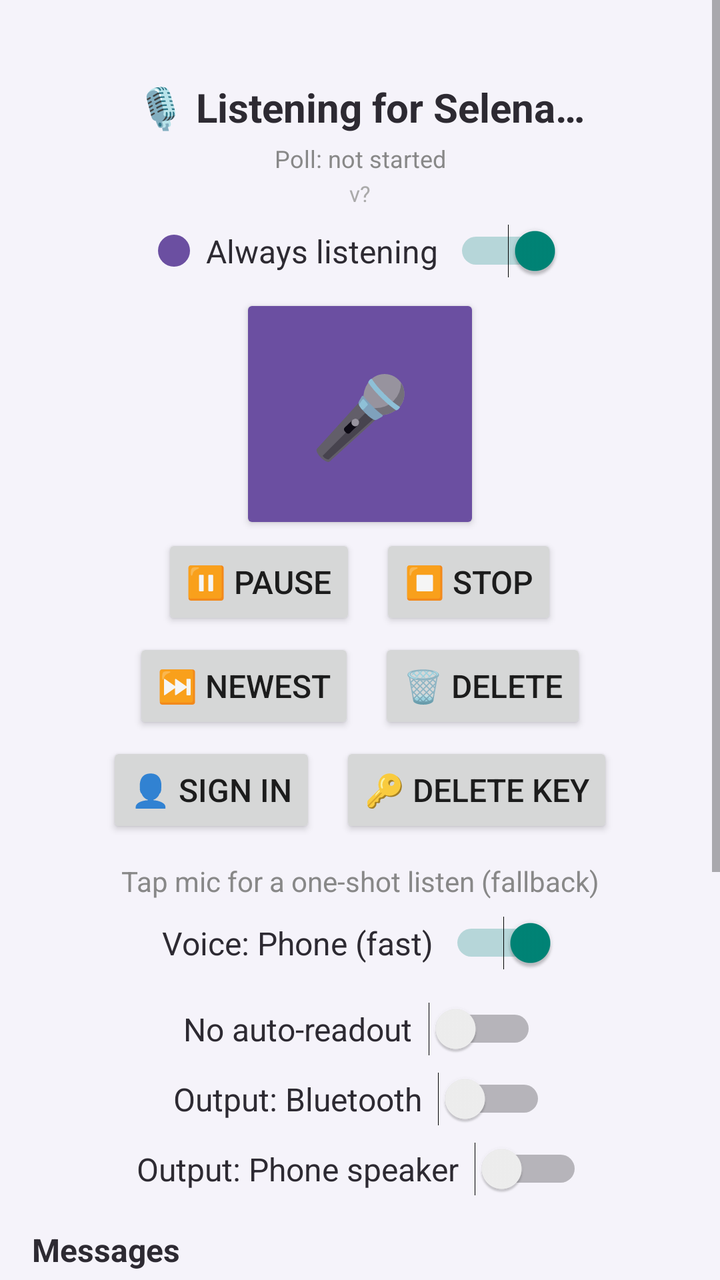
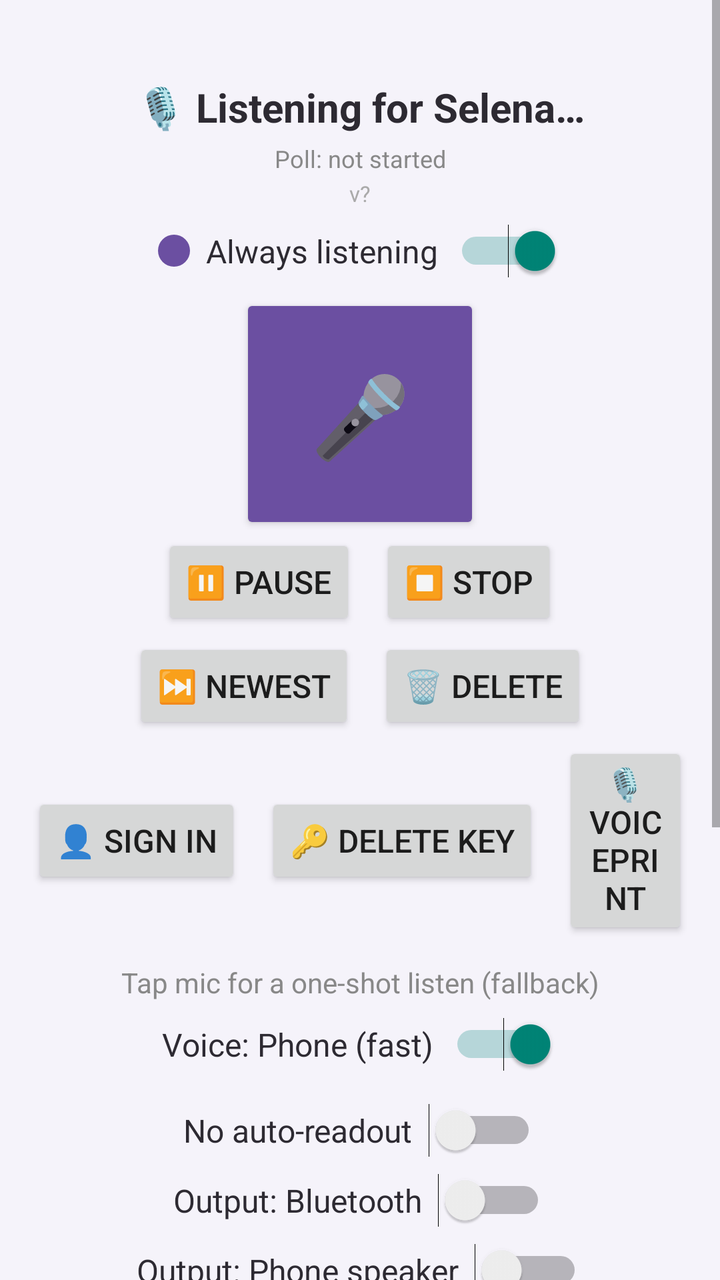

Two renders of the same Android screen: before a commit and after it. Below are the layout's source before the change and the commit's diff.
<!-- AndroidManifest.xml: application theme android:Theme.Material.Light.NoActionBar -->
<!-- res/layout/activity_main.xml -->
<?xml version="1.0" encoding="utf-8"?>
<ScrollView xmlns:android="http://schemas.android.com/apk/res/android"
    android:id="@+id/outerScroll"
    android:layout_width="match_parent"
    android:layout_height="match_parent"
    android:background="@color/selena_light"
    android:fillViewport="true">

<LinearLayout
    android:layout_width="match_parent"
    android:layout_height="wrap_content"
    android:orientation="vertical"
    android:padding="16dp">

    
    <TextView
        android:id="@+id/statusText"
        android:layout_width="match_parent"
        android:layout_height="wrap_content"
        android:text="🎙️ Listening for Selena…"
        android:textSize="20sp"
        android:textStyle="bold"
        android:textColor="@color/selena_dark"
        android:gravity="center"
        android:paddingTop="24dp"
        android:paddingBottom="4dp" />

    
    <TextView
        android:id="@+id/pollStatusText"
        android:layout_width="match_parent"
        android:layout_height="wrap_content"
        android:text="Poll: not started"
        android:textSize="12sp"
        android:textColor="#888888"
        android:gravity="center"
        android:paddingBottom="2dp" />

    
    <TextView
        android:id="@+id/versionText"
        android:layout_width="match_parent"
        android:layout_height="wrap_content"
        android:text="v?"
        android:textSize="11sp"
        android:textColor="#AAAAAA"
        android:gravity="center"
        android:paddingBottom="8dp" />

    
    <Button
        android:id="@+id/updateBanner"
        android:layout_width="wrap_content"
        android:layout_height="wrap_content"
        android:layout_gravity="center"
        android:text="⬆️ Update available — tap to install"
        android:textSize="14sp"
        android:visibility="gone"
        android:backgroundTint="#2E7D32" />

    
    <LinearLayout
        android:layout_width="match_parent"
        android:layout_height="wrap_content"
        android:orientation="horizontal"
        android:gravity="center"
        android:paddingBottom="8dp">

        <View
            android:id="@+id/pulseDot"
            android:layout_width="16dp"
            android:layout_height="16dp"
            android:layout_marginEnd="8dp"
            android:background="@drawable/pulse_dot" />

        <TextView
            android:layout_width="wrap_content"
            android:layout_height="wrap_content"
            android:text="Always listening"
            android:textSize="16sp"
            android:textColor="@color/selena_dark"
            android:paddingEnd="8dp" />

        <Switch
            android:id="@+id/alwaysOnSwitch"
            android:layout_width="wrap_content"
            android:layout_height="wrap_content"
            android:checked="true" />
    </LinearLayout>

    
    <Button
        android:id="@+id/micButton"
        android:layout_width="120dp"
        android:layout_height="120dp"
        android:layout_gravity="center"
        android:text="🎤"
        android:textSize="40sp"
        android:backgroundTint="@color/selena_purple" />

    
    <LinearLayout
        android:layout_width="match_parent"
        android:layout_height="wrap_content"
        android:orientation="horizontal"
        android:gravity="center"
        android:paddingBottom="4dp">

        <Button
            android:id="@+id/pauseButton"
            android:layout_width="wrap_content"
            android:layout_height="wrap_content"
            android:text="⏸️ Pause"
            android:textSize="16sp"
            android:visibility="visible" />

        <Button
            android:id="@+id/stopButton"
            android:layout_width="wrap_content"
            android:layout_height="wrap_content"
            android:layout_marginStart="12dp"
            android:text="⏹️ Stop"
            android:textSize="16sp"
            android:visibility="visible" />
    </LinearLayout>

    <LinearLayout
        android:layout_width="match_parent"
        android:layout_height="wrap_content"
        android:orientation="horizontal"
        android:gravity="center"
        android:paddingBottom="4dp">

        <Button
            android:id="@+id/skipButton"
            android:layout_width="wrap_content"
            android:layout_height="wrap_content"
            android:text="⏭️ Newest"
            android:textSize="16sp"
            android:visibility="visible" />

        <Button
            android:id="@+id/deleteUnlockedButton"
            android:layout_width="wrap_content"
            android:layout_height="wrap_content"
            android:layout_marginStart="12dp"
            android:text="🗑️ Delete"
            android:textSize="16sp"
            android:visibility="visible" />
    </LinearLayout>

    
    <LinearLayout
        android:layout_width="match_parent"
        android:layout_height="wrap_content"
        android:orientation="horizontal"
        android:gravity="center"
        android:paddingBottom="4dp">

        <Button
            android:id="@+id/signInButton"
            android:layout_width="wrap_content"
            android:layout_height="wrap_content"
            android:text="👤 Sign in"
            android:textSize="16sp"
            android:visibility="visible" />

        <Button
            android:id="@+id/deleteKeyButton"
            android:layout_width="wrap_content"
            android:layout_height="wrap_content"
            android:layout_marginStart="12dp"
            android:text="🔑 Delete key"
            android:textSize="16sp"
            android:visibility="visible" />
    </LinearLayout>

    <TextView
        android:layout_width="match_parent"
        android:layout_height="wrap_content"
        android:text="Tap mic for a one-shot listen (fallback)"
        android:textSize="14sp"
        android:textColor="#888888"
        android:gravity="center"
        android:paddingTop="8dp"
        android:paddingBottom="8dp" />

    
    <LinearLayout
        android:layout_width="match_parent"
        android:layout_height="wrap_content"
        android:orientation="horizontal"
        android:gravity="center"
        android:paddingBottom="16dp">

        <TextView
            android:id="@+id/voiceModeLabel"
            android:layout_width="wrap_content"
            android:layout_height="wrap_content"
            android:text="Voice: Phone (fast)"
            android:textSize="16sp"
            android:textColor="@color/selena_dark"
            android:paddingEnd="8dp" />

        <Switch
            android:id="@+id/voiceModeSwitch"
            android:layout_width="wrap_content"
            android:layout_height="wrap_content"
            android:checked="true" />
    </LinearLayout>

    
    <LinearLayout
        android:layout_width="match_parent"
        android:layout_height="wrap_content"
        android:orientation="horizontal"
        android:gravity="center"
        android:paddingBottom="8dp">

        <TextView
            android:layout_width="wrap_content"
            android:layout_height="wrap_content"
            android:text="No auto-readout"
            android:textSize="16sp"
            android:textColor="@color/selena_dark"
            android:paddingEnd="8dp" />

        <Switch
            android:id="@+id/noReadoutSwitch"
            android:layout_width="wrap_content"
            android:layout_height="wrap_content"
            android:checked="false" />
    </LinearLayout>

    
    <LinearLayout
        android:layout_width="match_parent"
        android:layout_height="wrap_content"
        android:orientation="horizontal"
        android:gravity="center"
        android:paddingBottom="8dp">

        <TextView
            android:layout_width="wrap_content"
            android:layout_height="wrap_content"
            android:text="Output: Bluetooth"
            android:textSize="16sp"
            android:textColor="@color/selena_dark"
            android:paddingEnd="8dp" />

        <Switch
            android:id="@+id/btSwitch"
            android:layout_width="wrap_content"
            android:layout_height="wrap_content"
            android:checked="false" />
    </LinearLayout>

    <LinearLayout
        android:layout_width="match_parent"
        android:layout_height="wrap_content"
        android:orientation="horizontal"
        android:gravity="center"
        android:paddingBottom="16dp">

        <TextView
            android:layout_width="wrap_content"
            android:layout_height="wrap_content"
            android:text="Output: Phone speaker"
            android:textSize="16sp"
            android:textColor="@color/selena_dark"
            android:paddingEnd="8dp" />

        <Switch
            android:id="@+id/spkSwitch"
            android:layout_width="wrap_content"
            android:layout_height="wrap_content"
            android:checked="false" />
    </LinearLayout>

    
    <TextView
        android:layout_width="match_parent"
        android:layout_height="wrap_content"
        android:text="Messages"
        android:textSize="16sp"
        android:textStyle="bold"
        android:textColor="@color/selena_dark"
        android:paddingBottom="8dp" />

    
    <LinearLayout
        android:id="@+id/messageList"
        android:layout_width="match_parent"
        android:layout_height="wrap_content"
        android:minHeight="280dp"
        android:orientation="vertical"
        android:background="#FFFFFF"
        android:padding="12dp" />

</LinearLayout>
</ScrollView>
<!-- resources referenced by this layout -->
<resources>
  <color name="selena_dark">#2D2A32</color>
  <color name="selena_light">#F5F3FA</color>
  <color name="selena_purple">#6B4FA1</color>
  <!-- drawable pulse_dot (drawable) -->
  <?xml version="1.0" encoding="utf-8"?>
  <shape xmlns:android="http://schemas.android.com/apk/res/android"
      android:shape="oval">
      <solid android:color="@color/selena_purple" />
  </shape>
</resources>

<!-- the commit's change to res/layout/activity_main.xml (unified diff, before → after) -->
@@ -173,6 +173,15 @@
             android:text="🔑 Delete key"
             android:textSize="16sp"
             android:visibility="visible" />
+
+        <Button
+            android:id="@+id/voiceprintButton"
+            android:layout_width="wrap_content"
+            android:layout_height="wrap_content"
+            android:layout_marginStart="12dp"
+            android:text="🎙️ Voiceprint"
+            android:textSize="16sp"
+            android:visibility="visible" />
     </LinearLayout>
 
     <TextView
